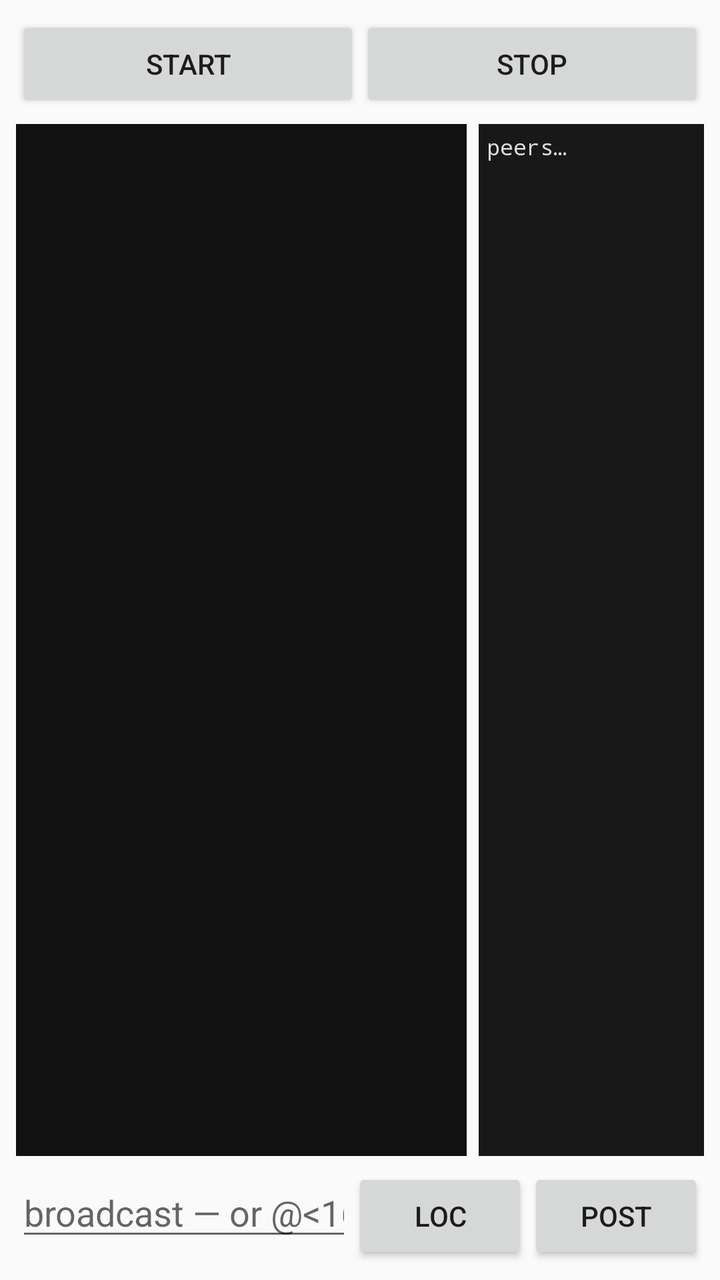
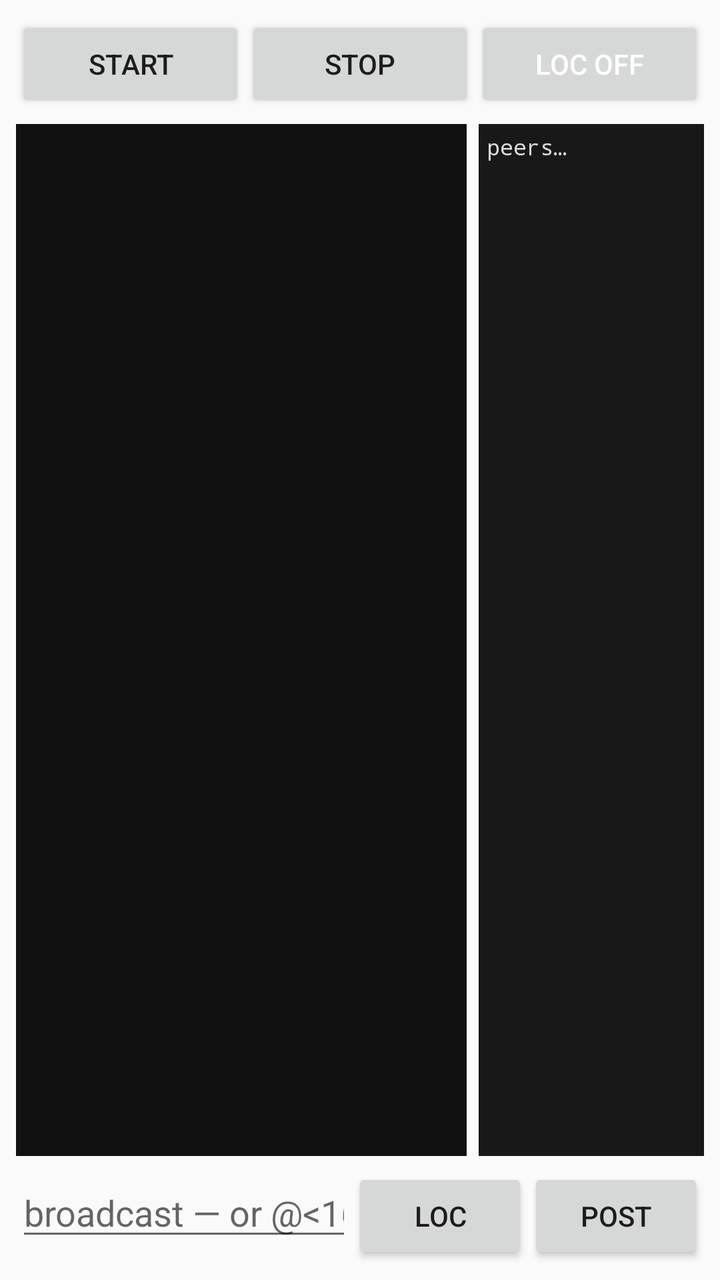

The first picture is an Android layout as it rendered before a commit; the second is the same layout after the commit. The layout source and the unified diff follow.
<!-- AndroidManifest.xml: application theme Theme.AppCompat.DayNight -->
<!-- res/layout/activity_main.xml -->
<?xml version="1.0" encoding="utf-8"?>
<LinearLayout xmlns:android="http://schemas.android.com/apk/res/android"
    android:layout_width="match_parent"
    android:layout_height="match_parent"
    android:orientation="vertical"
    android:padding="8dp">

    <LinearLayout
        android:layout_width="match_parent"
        android:layout_height="wrap_content"
        android:orientation="horizontal"
        android:paddingBottom="6dp">

        <Button
            android:id="@+id/start"
            android:layout_width="0dp"
            android:layout_height="wrap_content"
            android:layout_weight="1"
            android:text="Start" />

        <Button
            android:id="@+id/stop"
            android:layout_width="0dp"
            android:layout_height="wrap_content"
            android:layout_weight="1"
            android:text="Stop" />
    </LinearLayout>

    <LinearLayout
        android:layout_width="match_parent"
        android:layout_height="0dp"
        android:layout_weight="1"
        android:orientation="horizontal">

        <TextView
            android:id="@+id/log"
            android:layout_width="0dp"
            android:layout_height="match_parent"
            android:layout_weight="2"
            android:fontFamily="monospace"
            android:scrollbars="vertical"
            android:textSize="11sp"
            android:padding="4dp"
            android:background="#111"
            android:textColor="#DDD" />

        <TextView
            android:id="@+id/peers"
            android:layout_width="0dp"
            android:layout_height="match_parent"
            android:layout_weight="1"
            android:layout_marginStart="6dp"
            android:fontFamily="monospace"
            android:scrollbars="vertical"
            android:textSize="11sp"
            android:padding="4dp"
            android:background="#181818"
            android:textColor="#DDD"
            android:text="peers…" />
    </LinearLayout>

    <LinearLayout
        android:layout_width="match_parent"
        android:layout_height="wrap_content"
        android:orientation="horizontal"
        android:paddingTop="6dp">

        <EditText
            android:id="@+id/compose"
            android:layout_width="0dp"
            android:layout_height="wrap_content"
            android:layout_weight="1"
            android:hint="broadcast — or @&lt;16hex&gt; for DM"
            android:inputType="text"
            android:autofillHints="" />

        <Button
            android:id="@+id/loc"
            android:layout_width="wrap_content"
            android:layout_height="wrap_content"
            android:text="Loc" />

        <Button
            android:id="@+id/post"
            android:layout_width="wrap_content"
            android:layout_height="wrap_content"
            android:text="Post" />
    </LinearLayout>
</LinearLayout>
<!-- resources referenced by this layout -->
<resources>

</resources>

<!-- the commit's change to res/layout/activity_main.xml (unified diff, before → after) -->
@@ -24,6 +24,15 @@
             android:layout_height="wrap_content"
             android:layout_weight="1"
             android:text="Stop" />
+
+        
+        <Button
+            android:id="@+id/loc"
+            android:layout_width="0dp"
+            android:layout_height="wrap_content"
+            android:layout_weight="1"
+            android:textColor="#FFFFFF"
+            android:text="Loc off" />
     </LinearLayout>
 
     <LinearLayout
